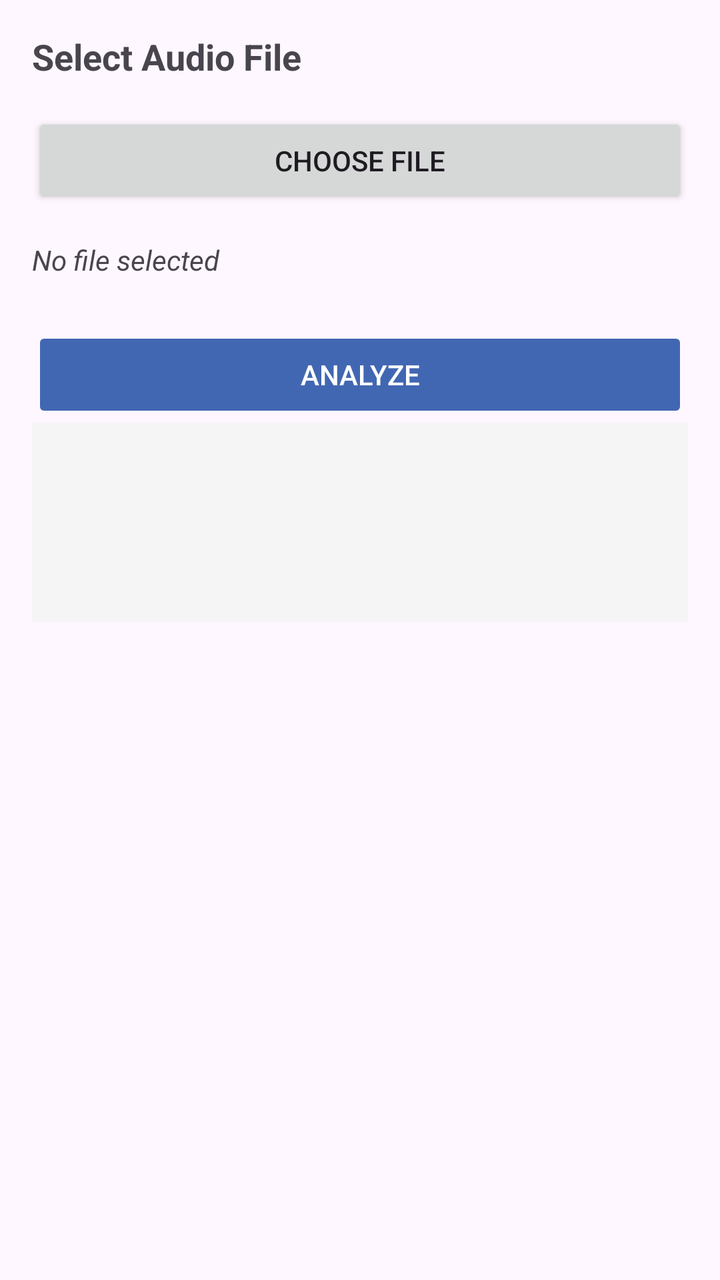
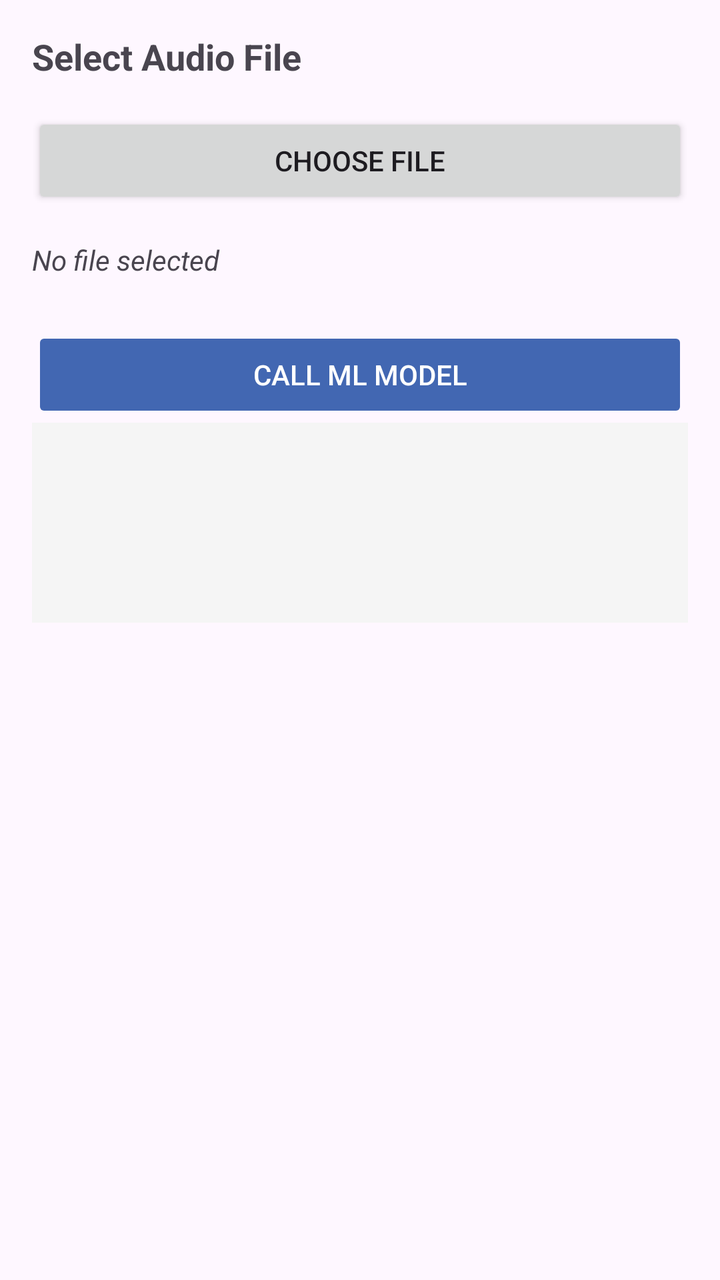

Two renders of the same Android screen: before a commit and after it. Below are the layout's source before the change and the commit's diff.
<!-- AndroidManifest.xml: application theme Theme.App_market_researcher -->
<!-- res/layout/fragment_vehicle.xml -->
<ScrollView xmlns:android="http://schemas.android.com/apk/res/android"
    xmlns:tools="http://schemas.android.com/tools"
    android:layout_width="match_parent"
    android:layout_height="match_parent"
    android:padding="16dp"
    tools:context=".VehicleFragment">

    <LinearLayout
        android:layout_width="match_parent"
        android:layout_height="wrap_content"
        android:orientation="vertical">

        <TextView
            android:layout_width="match_parent"
            android:layout_height="wrap_content"
            android:text="Select Audio File"
            android:textSize="18sp"
            android:textStyle="bold"
            android:layout_marginBottom="16dp" />

        <Button
            android:id="@+id/btnSelectFile"
            android:layout_width="match_parent"
            android:layout_height="wrap_content"
            android:text="Choose File"
            android:layout_marginBottom="16dp" />

        <TextView
            android:id="@+id/tvSelectedFileName"
            android:layout_width="match_parent"
            android:layout_height="wrap_content"
            android:text="No file selected"
            android:textStyle="italic"
            android:layout_marginBottom="24dp" />

        <Button
            android:id="@+id/btnAnalyze"
            android:layout_width="match_parent"
            android:layout_height="wrap_content"
            android:text="Analyze"
            android:enabled="false"
            android:backgroundTint="#4267B2"
            android:textColor="@android:color/white" />

        <TextView
            android:id="@+id/tvAnalysisResult"
            android:layout_width="match_parent"
            android:layout_height="wrap_content"
            android:padding="16dp"
            android:textSize="16sp"
            android:textStyle="bold"
            android:textColor="#333333"
            android:background="#F5F5F5"
            android:minHeight="100dp"
            android:gravity="center" />
    </LinearLayout>
</ScrollView>
<!-- resources referenced by this layout -->
<resources>
  <style name="Theme.App_market_researcher" parent="Base.Theme.App_market_researcher" />
  <style name="Base.Theme.App_market_researcher" parent="Theme.Material3.DayNight.NoActionBar">
          
          
      </style>
</resources>

<!-- the commit's change to res/layout/fragment_vehicle.xml (unified diff, before → after) -->
@@ -37,7 +37,7 @@
             android:id="@+id/btnAnalyze"
             android:layout_width="match_parent"
             android:layout_height="wrap_content"
-            android:text="Analyze"
+            android:text="Call ML Model"
             android:enabled="false"
             android:backgroundTint="#4267B2"
             android:textColor="@android:color/white" />
